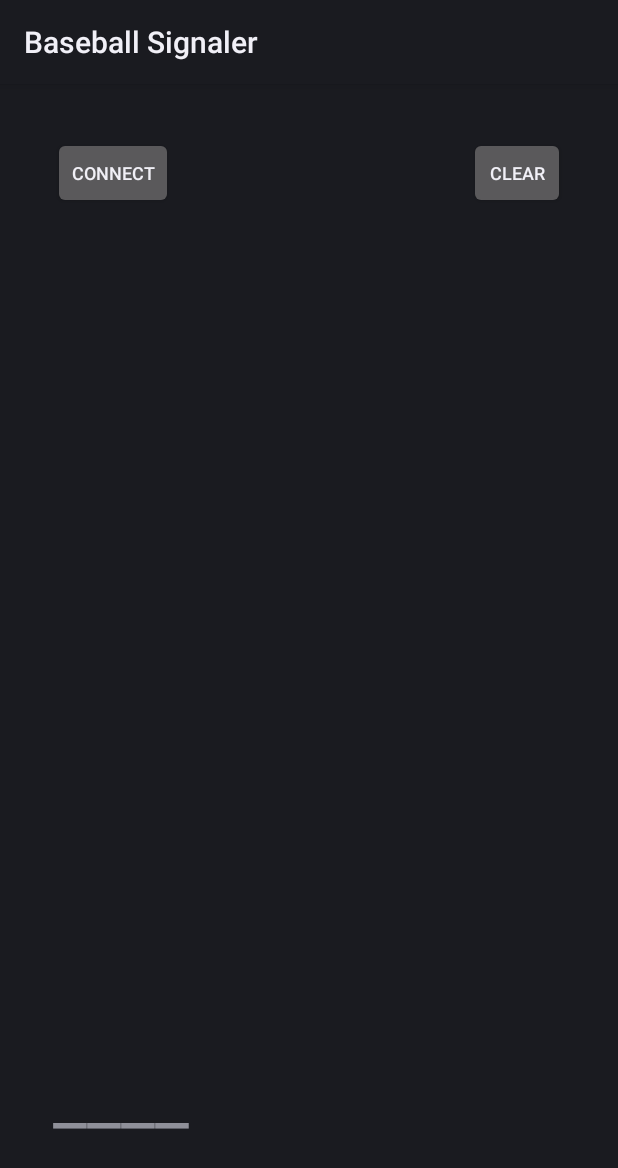
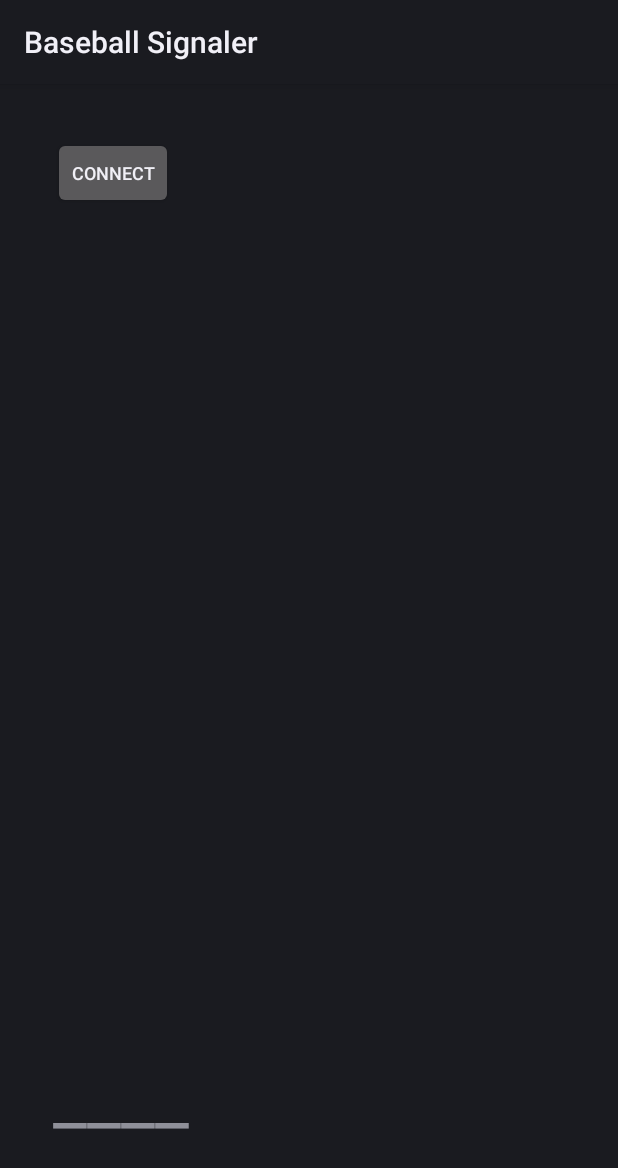
Before and after one commit to apliska873/baseball-communication-device, an Android app: the screen it shows after launch (MainActivity), after a tap on "BT ON/OFF", on a phone screen of 412 x 824 dp. Shown: the top 1168 px of the screen. Run offline under Robolectric (Android 15) with nearby library versions, the phone set to English and light mode, and no system bars.

Commit message:
deleted clear button from wear xml

```diff
--- a/wear/src/main/res/layout/activity_main.xml
+++ b/wear/src/main/res/layout/activity_main.xml
@@ -47,13 +47,6 @@
                 android:textSize="12sp"
                 android:text="Connect" />
 
-            <Button
-                android:id="@+id/clearButton"
-                android:layout_width="64dp"
-                android:layout_height="wrap_content"
-                android:layout_gravity="top|right"
-                android:textSize="12sp"
-                android:text="Clear" />
 
             <TextView
                 android:layout_width="wrap_content"
```
